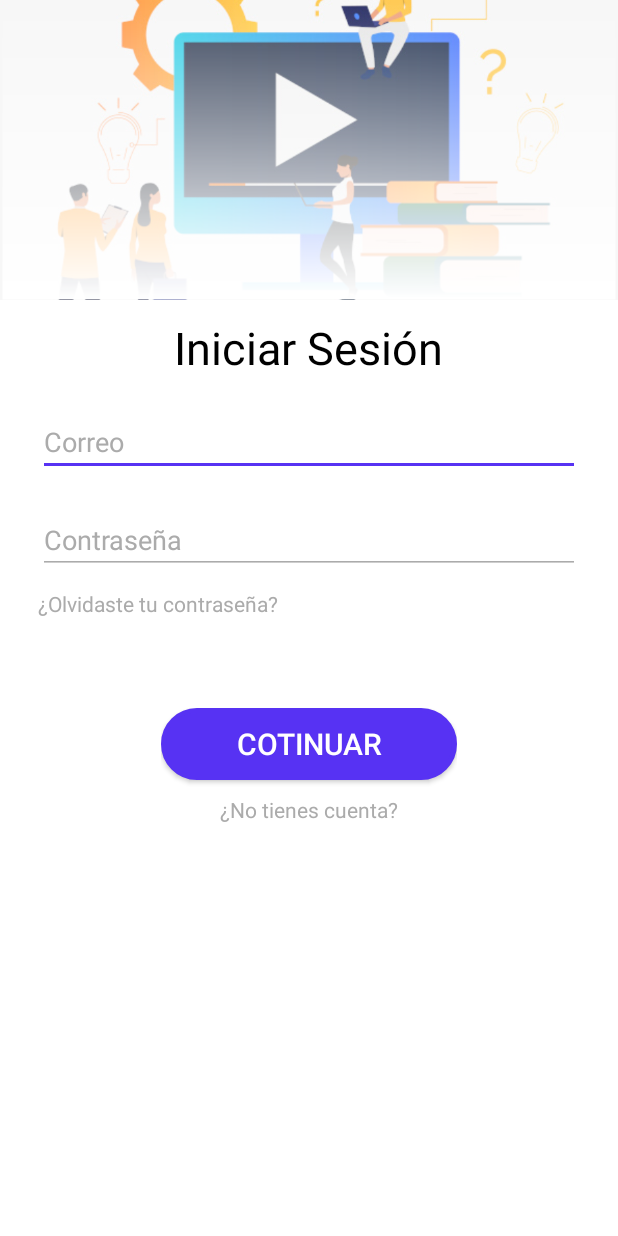
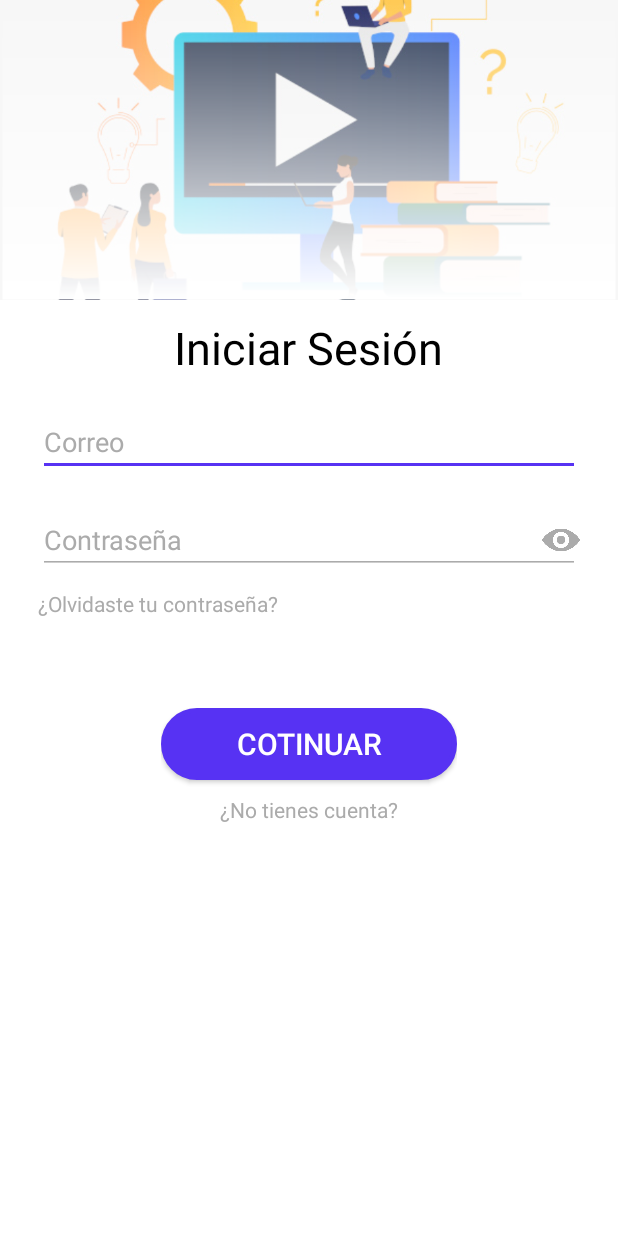
Before and after one commit to ErikG2002/MyChat, an Android app: the Login screen opened directly, with no data from a screen before it, on a phone screen of 412 x 824 dp. Run offline under Robolectric (Android 15) with nearby library versions, the phone set to English and light mode, and no system bars.

Commit message:
add image eye to login

```diff
--- a/app/src/main/res/layout/activity_login.xml
+++ b/app/src/main/res/layout/activity_login.xml
@@ -54,14 +54,22 @@
                     android:layout_height="wrap_content"
                     android:hint="@string/email"
                     android:textColorHint="@color/colorGray" />
-
-                <EditText
-                    android:inputType="textPassword"
+                <FrameLayout
                     android:layout_width="match_parent"
                     android:layout_height="wrap_content"
-                    android:hint="@string/password"
-                    android:textColorHint="@color/colorGray"
-                    android:layout_marginTop="20dp"/>
+                    android:layout_marginTop="20dp">
+                    <EditText
+                        android:inputType="textPassword"
+                        android:layout_width="match_parent"
+                        android:layout_height="wrap_content"
+                        android:hint="@string/password"
+                        android:textColorHint="@color/colorGray" />
+                    <ImageView
+                        android:layout_width="25dp"
+                        android:layout_height="25dp"
+                        android:src="@drawable/eye"
+                        android:layout_gravity="center|end"/>
+                </FrameLayout>
 
                 <TextView
                     android:layout_marginTop="10dp"
```
